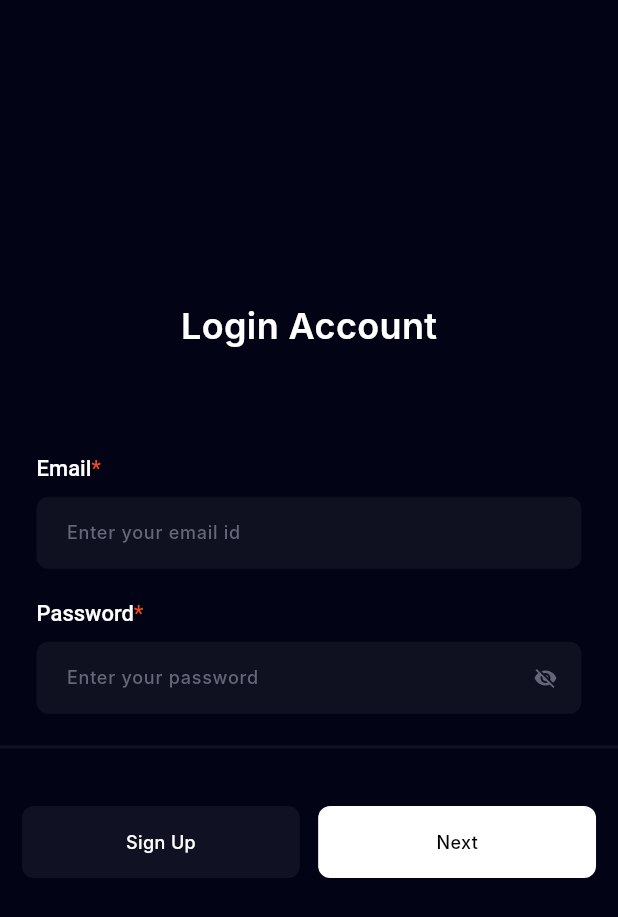
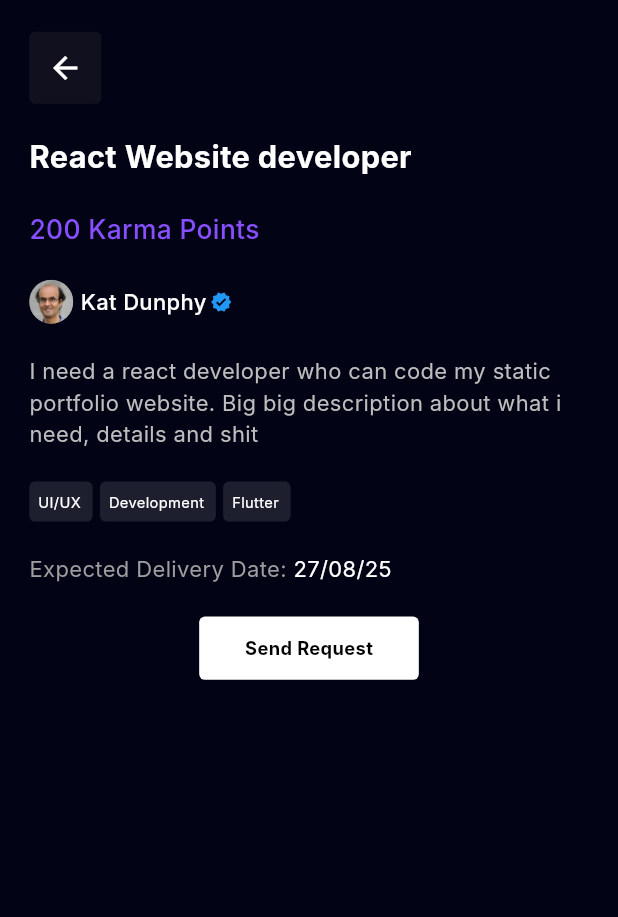
Before and after one commit to CookethOrg/Karma-Kart, a Flutter app: the screen it shows after launch, on a phone screen of 412 x 824 dp. Shown: the top 917 px of the screen. Run offline on Flutter 3.47's test engine with Material 3 defaults, Android fonts, the phone set to English and light mode, and no system bars; our stand-ins replace flutter_dotenv, flutter_screenutil, image_picker, supabase_flutter; missing offline and left inert: dart:ffi, radix_icons; accounts and stored records are empty; Roboto replaces fonts that are missing (Inter).

Commit message:
add: trade details page

```diff
--- a/lib/main.dart
+++ b/lib/main.dart
@@ -18,6 +18,7 @@ import 'package:provider/provider.dart';
 import 'package:supabase_flutter/supabase_flutter.dart';
 import 'screens/auth_screens/sign_up.dart';
 import 'providers/transaction_history_provider.dart';
+import 'screens/trade_details_page.dart';
 
 void main() async {
   WidgetsFlutterBinding.ensureInitialized();
@@ -70,7 +71,7 @@ class MyApp extends StatelessWidget {
         title: 'Karma Kart',
         theme: ThemeData(fontFamily: 'Inter'),
         debugShowCheckedModeBanner: false,
-        home: LogIn(),
+        home: TradeDetailsPage(),
         // home: TradeCreationPage(),
         // home: LogIn(),
         // home: VerifyDetails(),
--- /dev/null
+++ b/lib/screens/trade_details_page.dart
@@ -0,0 +1,192 @@
+import 'package:flutter/material.dart';
+import 'package:karmakart/core/widgets/dashboard_search_bar.dart';
+import 'package:karmakart/core/widgets/drawers/dashboard_drawer.dart';
+import 'package:karmakart/providers/authentication_provider.dart';
+import 'package:karmakart/screens/dashboard_page.dart';
+import 'package:provider/provider.dart';
+import 'package:radix_icons/radix_icons.dart';
+import 'package:flutter_screenutil/flutter_screenutil.dart';
+import 'recommended_for_you_page.dart';
+
+class TradeDetailsPage extends StatefulWidget {
+  const TradeDetailsPage({super.key});
+
+  @override
+  State<TradeDetailsPage> createState() => _TradeDetailsPageState();
+}
+
+class _TradeDetailsPageState extends State<TradeDetailsPage> {
+  final GlobalKey<ScaffoldState> _scaffoldKey = GlobalKey<ScaffoldState>();
+
+  @override
+  Widget build(BuildContext context) {
+    return Scaffold(
+      key: _scaffoldKey,
+      backgroundColor: Color(0xFF020315),
+      body: SafeArea(
+        child: Padding(
+          padding: EdgeInsets.symmetric(horizontal: 40.w),
+          child: Column(
+            crossAxisAlignment: CrossAxisAlignment.start,
+            children: [
+              SizedBox(height: 10.h),
+              _buildBackButton(),
+              SizedBox(height: 10.h),
+              _buildJobTitleSection(),
+              SizedBox(height: 10.h),
+              _buildKarmaPoints(),
+              SizedBox(height: 10.h),
+              _buildUserInfo(),
+              SizedBox(height: 10.h),
+              _buildJobDescription(),
+              SizedBox(height: 10.h),
+              _buildSkillTags(),
+              SizedBox(height: 10.h),
+              _buildDeliveryDate(),
+              SizedBox(height: 10.h),
+              _buildRequestButton(),
+            ],
+          ),
+        ),
+      ),
+    );
+  }
+
+  Widget _buildBackButton() {
+    return Container(
+      decoration: BoxDecoration(
+        color: Color(0xFF10101E),
+        borderRadius: BorderRadius.circular(8.r),
+      ),
+      child: IconButton(
+        icon: Icon(Icons.arrow_back, color: Colors.white),
+        onPressed: () {
+          // Navigate to RecommendedForYouPage instead of popping
+          Navigator.of(context).pushReplacement(
+            MaterialPageRoute(builder: (context) => RecommendedForYouPage()),
+          );
+        },
+      ),
+    );
+  }
+
+  Widget _buildJobTitleSection() {
+    return Text(
+      "React Website developer",
+      style: TextStyle(
+        color: Colors.white,
+        fontSize: 42.sp,
+        fontWeight: FontWeight.bold,
+      ),
+    );
+  }
+
+  Widget _buildKarmaPoints() {
+    return Text(
+      "200 Karma Points",
+      style: TextStyle(
+        color: Color(0xFF874FFF),
+        fontSize: 36.sp,
+        fontWeight: FontWeight.w500,
+      ),
+    );
+  }
+
+  Widget _buildUserInfo() {
+    return Row(
+      children: [
+        CircleAvatar(
+          radius: 30.r,
+          backgroundColor: Colors.grey[700],
+          backgroundImage: AssetImage('assets/images-3.jpeg'),
+        ),
+        SizedBox(width: 10.w),
+        Text(
+          "Kat Dunphy",
+          style: TextStyle(
+            color: Colors.white,
+            fontSize: 30.sp,
+            fontWeight: FontWeight.w500,
+          ),
+        ),
+        SizedBox(width: 5.w),
+        Icon(Icons.verified, color: Colors.blue, size: 30.sp),
+      ],
+    );
+  }
+
+  Widget _buildJobDescription() {
+    return Text(
+      "I need a react developer who can code my static portfolio website. Big big description about what i need, details and shit",
+      style: TextStyle(color: Colors.grey[400], fontSize: 30.sp),
+    );
+  }
+
+  Widget _buildSkillTags() {
+    return Row(
+      children: [
+        _buildSkillTag("UI/UX"),
+        SizedBox(width: 10.w),
+        _buildSkillTag("Development"),
+        SizedBox(width: 10.w),
+        _buildSkillTag("Flutter"),
+      ],
+    );
+  }
+
+  Widget _buildSkillTag(String skill) {
+    return Container(
+      padding: EdgeInsets.symmetric(horizontal: 12.w, vertical: 3.h),
+      decoration: BoxDecoration(
+        color: Color(0xFF1D1F2E),
+        borderRadius: BorderRadius.circular(8.r),
+      ),
+      child: Row(
+        mainAxisSize: MainAxisSize.min,
+        children: [
+          Text(skill, style: TextStyle(color: Colors.white, fontSize: 20.sp)),
+          SizedBox(width: 4.w),
+          // Icon(Icons.close, color: Colors.white, size: 14.sp),
+        ],
+      ),
+    );
+  }
+
+  Widget _buildDeliveryDate() {
+    return Row(
+      children: [
+        Text(
+          "Expected Delivery Date: ",
+          style: TextStyle(color: Colors.grey[500], fontSize: 30.sp),
+        ),
+        Text(
+          "27/08/25",
+          style: TextStyle(color: Colors.white, fontSize: 30.sp),
+        ),
+      ],
+    );
+  }
+
+  Widget _buildRequestButton() {
+    return Center(
+      child: Container(
+        width: 300.w,
+        height: 20.h,
+        decoration: BoxDecoration(
+          color: Colors.white,
+          borderRadius: BorderRadius.circular(8.r),
+        ),
+        child: Center(
+          child: Text(
+            "Send Request",
+            style: TextStyle(
+              color: Colors.black,
+              fontSize: 25.sp,
+              fontWeight: FontWeight.bold,
+            ),
+          ),
+        ),
+      ),
+    );
+  }
+}
--- a/pubspec.yaml
+++ b/pubspec.yaml
@@ -67,7 +67,7 @@ flutter:
 
   # To add assets to your application, add an assets section, like this:
   assets:
-    - assets/
+    - assets/images-3.jpeg
     - .env
 
   # An image asset can refer to one or more resolution-specific "variants", see
```
